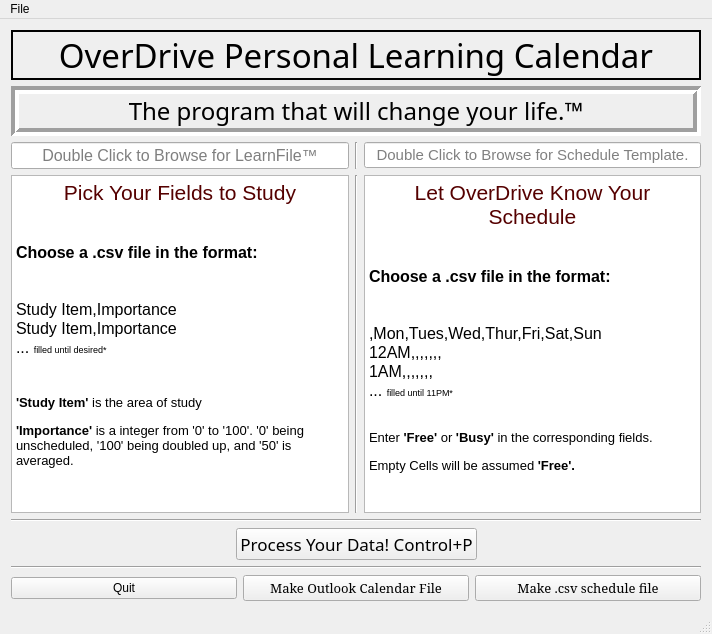
First picture: the form in inputwindow.ui, repository bytePro17124/OverDrive-Personal-Learning-Calendar, before the edit.
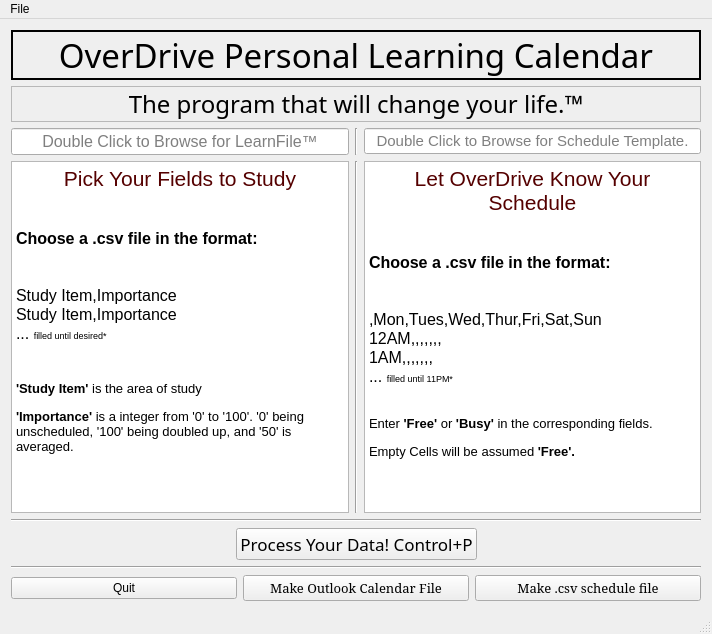
Second picture: the form after the edit.

What changed in the file:
```diff
--- a/inputwindow.ui
+++ b/inputwindow.ui
@@ -51,10 +51,10 @@
        </font>
       </property>
       <property name="frameShape">
-       <enum>QFrame::Box</enum>
+       <enum>QFrame::StyledPanel</enum>
       </property>
       <property name="frameShadow">
-       <enum>QFrame::Sunken</enum>
+       <enum>QFrame::Plain</enum>
       </property>
       <property name="lineWidth">
        <number>4</number>
```
Left out of the diff: 2 changed lines with no effect on the pictures.
